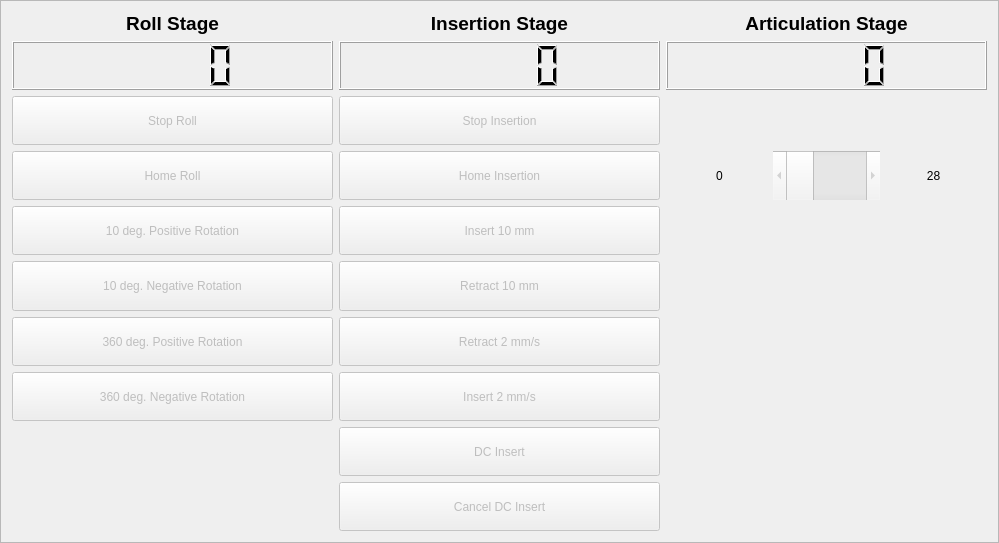
This is src/RTUltrasteer/RobotControlsWidget.ui in josephgreer/ultrasteer as Qt 5 draws it before an edit. The edited form follows.
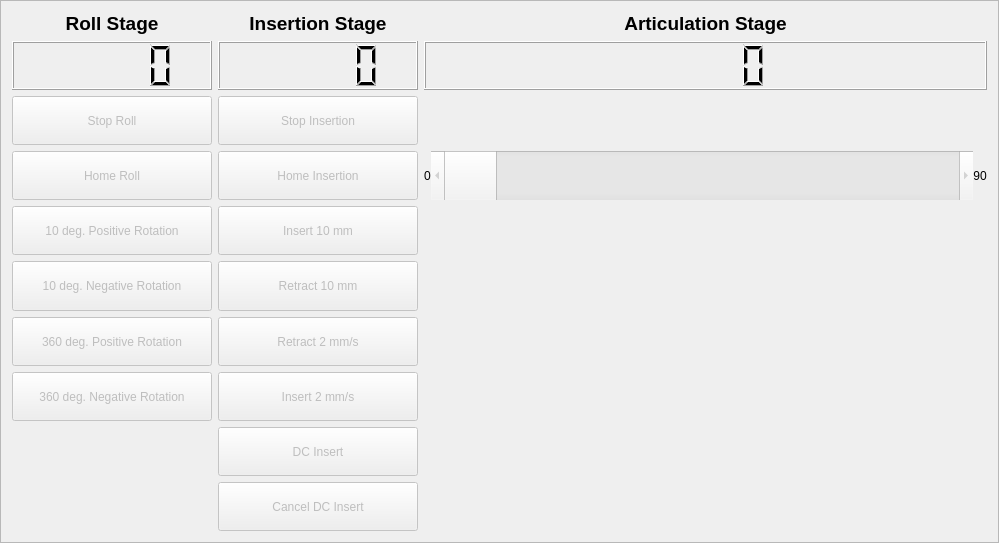
This is the edited form.

Patch:
```diff
--- a/src/RTUltrasteer/RobotControlsWidget.ui
+++ b/src/RTUltrasteer/RobotControlsWidget.ui
@@ -366,7 +366,7 @@
           <bool>false</bool>
          </property>
          <property name="sizePolicy">
-          <sizepolicy hsizetype="Minimum" vsizetype="MinimumExpanding">
+          <sizepolicy hsizetype="Expanding" vsizetype="MinimumExpanding">
            <horstretch>0</horstretch>
            <verstretch>0</verstretch>
           </sizepolicy>
@@ -381,7 +381,7 @@
           <number>0</number>
          </property>
          <property name="maximum">
-          <number>28</number>
+          <number>90</number>
          </property>
          <property name="orientation">
           <enum>Qt::Horizontal</enum>
@@ -403,7 +403,7 @@
           </size>
          </property>
          <property name="text">
-          <string>28</string>
+          <string>90</string>
          </property>
          <property name="alignment">
           <set>Qt::AlignCenter</set>
```
